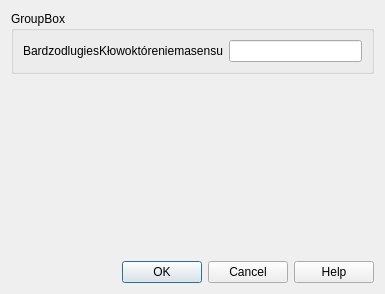
Qt form widgets and layouts/sizepolicy.ui (xwizard/qt) before a commit.
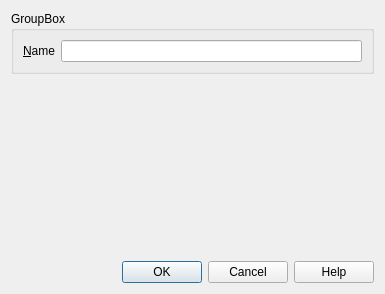
The same form after that commit.

Commit message: Some widget testing dialogs

Diff of the .ui file:
```diff
--- a/widgets and layouts/sizepolicy.ui
+++ b/widgets and layouts/sizepolicy.ui
@@ -23,7 +23,10 @@
       <item>
        <widget class="QLabel" name="label">
         <property name="text">
-         <string>BardzodlugiesKłowoktóreniemasensu</string>
+         <string>&amp;Name</string>
+        </property>
+        <property name="buddy">
+         <cstring>lineEdit</cstring>
         </property>
        </widget>
       </item>
```
The commit also changes 3 other files.
